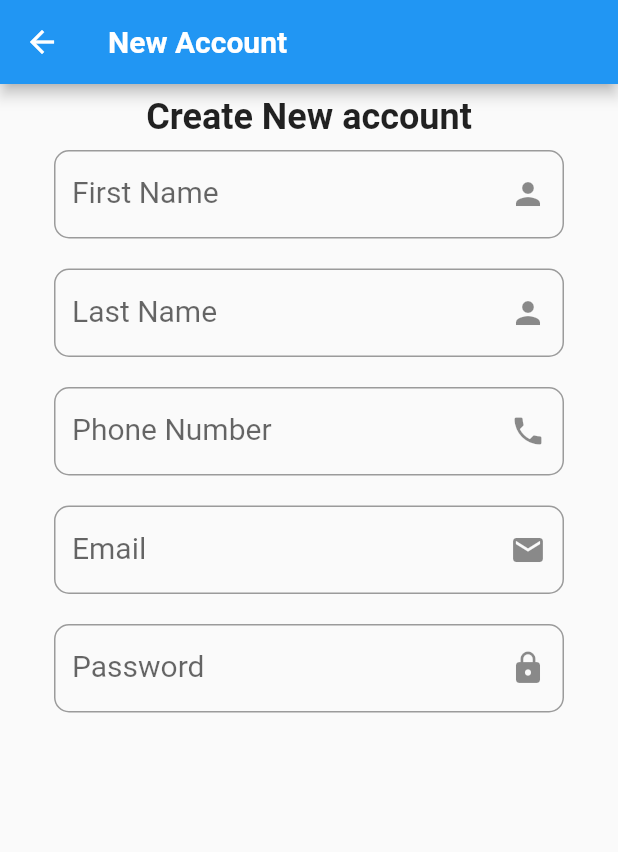
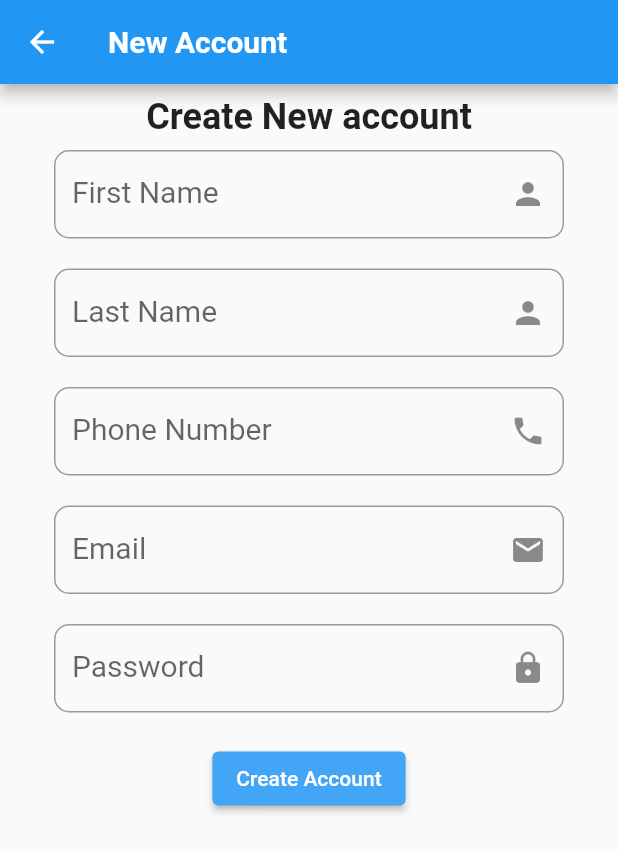
Before and after one commit to vatiza/flutter-login-Registration-Firbase, a Flutter app: the registrationPage screen opened directly, on a phone screen of 412 x 824 dp. Shown: the top 852 px of the screen. Run offline on Flutter 3.47's test engine with Material 2 defaults, Android fonts, the phone set to English and light mode, and no system bars.

Commit message:
elvatedbutton add

```diff
--- a/lib/registrationpage.dart
+++ b/lib/registrationpage.dart
@@ -18,7 +18,7 @@ class _registrationPageState extends State<registrationPage> {
               style: TextStyle(fontWeight: FontWeight.bold, fontSize: 20),
             ),
           ),
-          body: const SingleChildScrollView(
+          body: SingleChildScrollView(
             child: Column(
               children: [
                 Center(
@@ -115,7 +115,15 @@ class _registrationPageState extends State<registrationPage> {
                       ),
                     ),
                   ],
-                )
+                ),
+                SizedBox(
+                  height: 20,
+                ),
+                ElevatedButton(
+                    onPressed: () {},
+                    style: ElevatedButton.styleFrom(
+                        backgroundColor: Colors.blue.shade400),
+                    child: Text('Create Account'))
               ],
             ),
           )),
```
